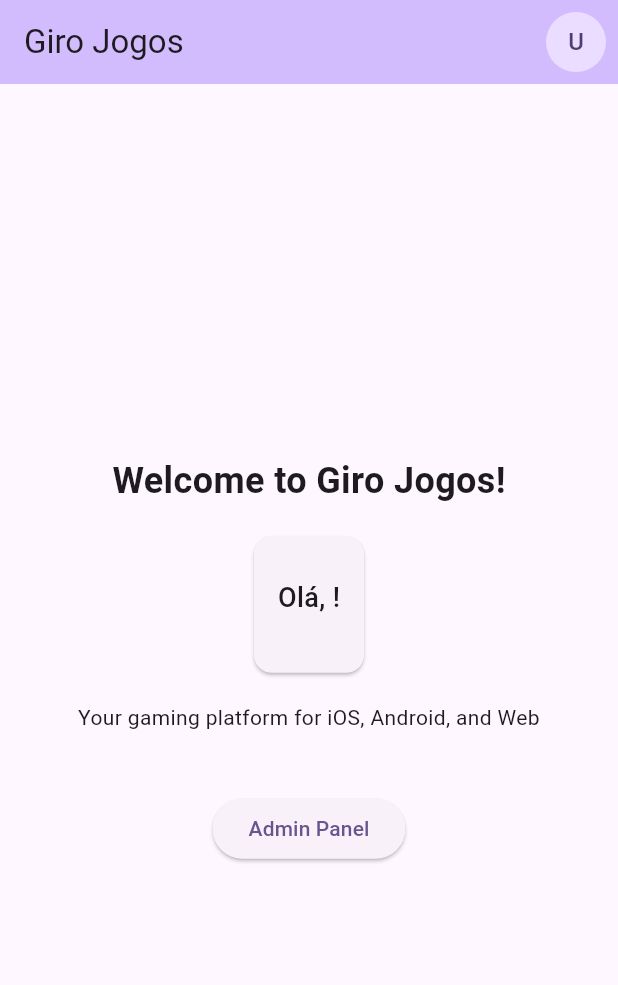
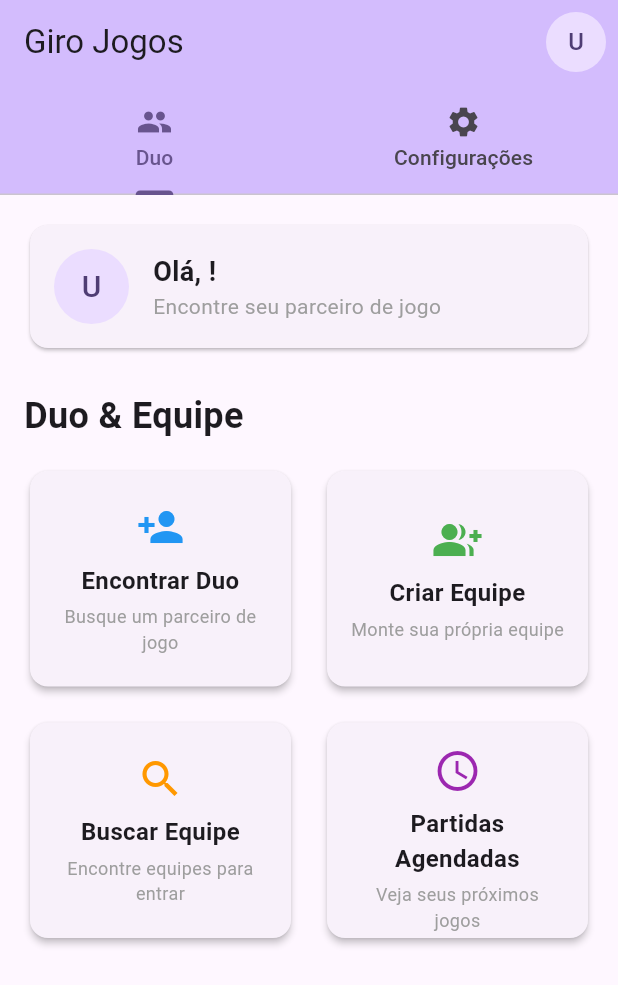
Before and after one commit to guitcastro/giro-jogos-flutter, a Flutter app: the screen it shows once a user with an empty profile is signed in, on a phone screen of 412 x 824 dp. Shown: the top 985 px of the screen. Run offline on Flutter 3.47's test engine with Material 3 defaults, Android fonts, the phone set to English and light mode, and no system bars; our stand-ins replace cloud_firestore, firebase_auth, firebase_core, go_router, sign_in_with_apple; accounts and stored records are empty.

Commit message:
feat: implementar tela inicial com abas e funcionalidades de usuário

```diff
--- /dev/null
+++ b/lib/src/screens/home/duo_tab.dart
@@ -0,0 +1,204 @@
+import 'package:flutter/material.dart';
+import 'package:provider/provider.dart';
+import '../../services/auth_service.dart';
+
+class DuoTab extends StatelessWidget {
+  const DuoTab({super.key});
+
+  @override
+  Widget build(BuildContext context) {
+    return Consumer<AuthService>(
+      builder: (context, authService, child) {
+        final user = authService.currentUser;
+
+        return Padding(
+          padding: const EdgeInsets.all(16.0),
+          child: Column(
+            crossAxisAlignment: CrossAxisAlignment.start,
+            children: [
+              // Cabeçalho de boas-vindas
+              Card(
+                child: Padding(
+                  padding: const EdgeInsets.all(16.0),
+                  child: Row(
+                    children: [
+                      CircleAvatar(
+                        radius: 25,
+                        backgroundImage: user?.photoURL != null
+                            ? NetworkImage(user!.photoURL!)
+                            : null,
+                        child: user?.photoURL == null
+                            ? Text(
+                                user?.displayName?.isNotEmpty == true
+                                    ? user!.displayName![0].toUpperCase()
+                                    : user?.email?.isNotEmpty == true
+                                        ? user!.email![0].toUpperCase()
+                                        : 'U',
+                                style: const TextStyle(fontSize: 20),
+                              )
+                            : null,
+                      ),
+                      const SizedBox(width: 16),
+                      Expanded(
+                        child: Column(
+                          crossAxisAlignment: CrossAxisAlignment.start,
+                          children: [
+                            Text(
+                              'Olá, ${user?.displayName ?? user?.email?.split('@')[0] ?? 'Usuário'}!',
+                              style: const TextStyle(
+                                fontSize: 18,
+                                fontWeight: FontWeight.bold,
+                              ),
+                            ),
+                            const Text(
+                              'Encontre seu parceiro de jogo',
+                              style: TextStyle(
+                                fontSize: 14,
+                                color: Colors.grey,
+                              ),
+                            ),
+                          ],
+                        ),
+                      ),
+                    ],
+                  ),
+                ),
+              ),
+              const SizedBox(height: 24),
+
+              // Seção de ações principais
+              const Text(
+                'Duo & Equipe',
+                style: TextStyle(
+                  fontSize: 24,
+                  fontWeight: FontWeight.bold,
+                ),
+              ),
+              const SizedBox(height: 16),
+
+              // Cards de ações
+              Expanded(
+                child: GridView.count(
+                  crossAxisCount: 2,
+                  crossAxisSpacing: 16,
+                  mainAxisSpacing: 16,
+                  childAspectRatio: 1.2,
+                  children: [
+                    _buildActionCard(
+                      context,
+                      icon: Icons.person_add,
+                      title: 'Encontrar Duo',
+                      subtitle: 'Busque um parceiro de jogo',
+                      color: Colors.blue,
+                      onTap: () {
+                        _showComingSoonDialog(context, 'Encontrar Duo');
+                      },
+                    ),
+                    _buildActionCard(
+                      context,
+                      icon: Icons.group_add,
+                      title: 'Criar Equipe',
+                      subtitle: 'Monte sua própria equipe',
+                      color: Colors.green,
+                      onTap: () {
+                        _showComingSoonDialog(context, 'Criar Equipe');
+                      },
+                    ),
+                    _buildActionCard(
+                      context,
+                      icon: Icons.search,
+                      title: 'Buscar Equipe',
+                      subtitle: 'Encontre equipes para entrar',
+                      color: Colors.orange,
+                      onTap: () {
+                        _showComingSoonDialog(context, 'Buscar Equipe');
+                      },
+                    ),
+                    _buildActionCard(
+                      context,
+                      icon: Icons.schedule,
+                      title: 'Partidas Agendadas',
+                      subtitle: 'Veja seus próximos jogos',
+                      color: Colors.purple,
+                      onTap: () {
+                        _showComingSoonDialog(context, 'Partidas Agendadas');
+                      },
+                    ),
+                  ],
+                ),
+              ),
+            ],
+          ),
+        );
+      },
+    );
+  }
+
+  Widget _buildActionCard(
+    BuildContext context, {
+    required IconData icon,
+    required String title,
+    required String subtitle,
+    required Color color,
+    required VoidCallback onTap,
+  }) {
+    return Card(
+      elevation: 2,
+      child: InkWell(
+        onTap: onTap,
+        borderRadius: BorderRadius.circular(12),
+        child: Padding(
+          padding: const EdgeInsets.all(16.0),
+          child: Column(
+            mainAxisAlignment: MainAxisAlignment.center,
+            children: [
+              Icon(
+                icon,
+                size: 32,
+                color: color,
+              ),
+              const SizedBox(height: 8),
+              Text(
+                title,
+                style: const TextStyle(
+                  fontSize: 16,
+                  fontWeight: FontWeight.bold,
+                ),
+                textAlign: TextAlign.center,
+              ),
+              const SizedBox(height: 4),
+              Text(
+                subtitle,
+                style: const TextStyle(
+                  fontSize: 12,
+                  color: Colors.grey,
+                ),
+                textAlign: TextAlign.center,
+              ),
+            ],
+          ),
+        ),
+      ),
+    );
+  }
+
+  void _showComingSoonDialog(BuildContext context, String feature) {
+    showDialog(
+      context: context,
+      builder: (BuildContext context) {
+        return AlertDialog(
+          title: Text(feature),
+          content: const Text(
+            'Esta funcionalidade estará disponível em breve!\n\nEstamos trabalhando para trazer a melhor experiência de formação de equipes e duos para você.',
+          ),
+          actions: [
+            TextButton(
+              onPressed: () => Navigator.of(context).pop(),
+              child: const Text('OK'),
+            ),
+          ],
+        );
+      },
+    );
+  }
+}
--- a/lib/src/screens/home/home_screen.dart
+++ b/lib/src/screens/home/home_screen.dart
@@ -2,9 +2,30 @@ import 'package:flutter/material.dart';
 import 'package:go_router/go_router.dart';
 import 'package:provider/provider.dart';
 import '../../services/auth_service.dart';
+import 'duo_tab.dart';
+import 'settings_tab.dart';
 
-class HomeScreen extends StatelessWidget {
+class HomeScreen extends StatefulWidget {
   const HomeScreen({super.key});
+
+  @override
+  State<HomeScreen> createState() => _HomeScreenState();
+}
+
+class _HomeScreenState extends State<HomeScreen> with TickerProviderStateMixin {
+  late TabController _tabController;
+
+  @override
+  void initState() {
+    super.initState();
+    _tabController = TabController(length: 2, vsync: this);
+  }
+
+  @override
+  void dispose() {
+    _tabController.dispose();
+    super.dispose();
+  }
 
   @override
   Widget build(BuildContext context) {
@@ -21,10 +42,22 @@ class HomeScreen extends StatelessWidget {
                 onSelected: (value) async {
                   if (value == 'logout') {
                     await authService.signOut();
+                  } else if (value == 'admin') {
+                    context.go('/admin');
                   }
                 },
                 itemBuilder: (BuildContext context) {
                   return [
+                    const PopupMenuItem<String>(
+                      value: 'admin',
+                      child: Row(
+                        children: [
+                          Icon(Icons.admin_panel_settings),
+                          SizedBox(width: 8),
+                          Text('Admin Panel'),
+                        ],
+                      ),
+                    ),
                     const PopupMenuItem<String>(
                       value: 'logout',
                       child: Row(
@@ -56,63 +89,26 @@ class HomeScreen extends StatelessWidget {
                 ),
               ),
             ],
-          ),
-          body: Center(
-            child: Column(
-              mainAxisAlignment: MainAxisAlignment.center,
-              children: <Widget>[
-                const Text(
-                  'Welcome to Giro Jogos!',
-                  style: TextStyle(fontSize: 24, fontWeight: FontWeight.bold),
+            bottom: TabBar(
+              controller: _tabController,
+              tabs: const [
+                Tab(
+                  icon: Icon(Icons.group),
+                  text: 'Duo',
                 ),
-                const SizedBox(height: 20),
-                if (user != null) ...[
-                  Card(
-                    margin: const EdgeInsets.symmetric(horizontal: 20),
-                    child: Padding(
-                      padding: const EdgeInsets.all(16),
-                      child: Column(
-                        children: [
-                          if (user.photoURL != null)
-                            CircleAvatar(
-                              radius: 30,
-                              backgroundImage: NetworkImage(user.photoURL!),
-                            ),
-                          const SizedBox(height: 12),
-                          Text(
-                            'Olá, ${user.displayName ?? user.email?.split('@')[0] ?? 'Usuário'}!',
-                            style: const TextStyle(
-                              fontSize: 18,
-                              fontWeight: FontWeight.w500,
-                            ),
-                          ),
-                          if (user.email != null)
-                            Text(
-                              user.email!,
-                              style: TextStyle(
-                                fontSize: 14,
-                                color: Colors.grey[600],
-                              ),
-                            ),
-                        ],
-                      ),
-                    ),
-                  ),
-                  const SizedBox(height: 20),
-                ],
-                const Text(
-                  'Your gaming platform for iOS, Android, and Web',
-                  textAlign: TextAlign.center,
-                ),
-                const SizedBox(height: 40),
-                ElevatedButton(
-                  onPressed: () {
-                    context.go('/admin');
-                  },
-                  child: const Text('Admin Panel'),
+                Tab(
+                  icon: Icon(Icons.settings),
+                  text: 'Configurações',
                 ),
               ],
             ),
+          ),
+          body: TabBarView(
+            controller: _tabController,
+            children: const [
+              DuoTab(),
+              SettingsTab(),
+            ],
           ),
         );
       },
```
Also changed, not shown: lib/src/screens/home/settings_tab.dart (added, +386 -0 lines), 5 other files.
